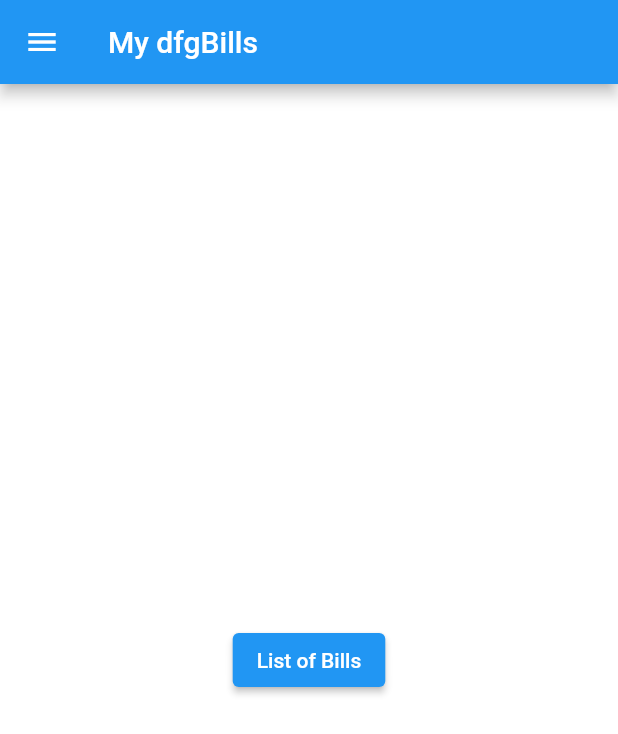
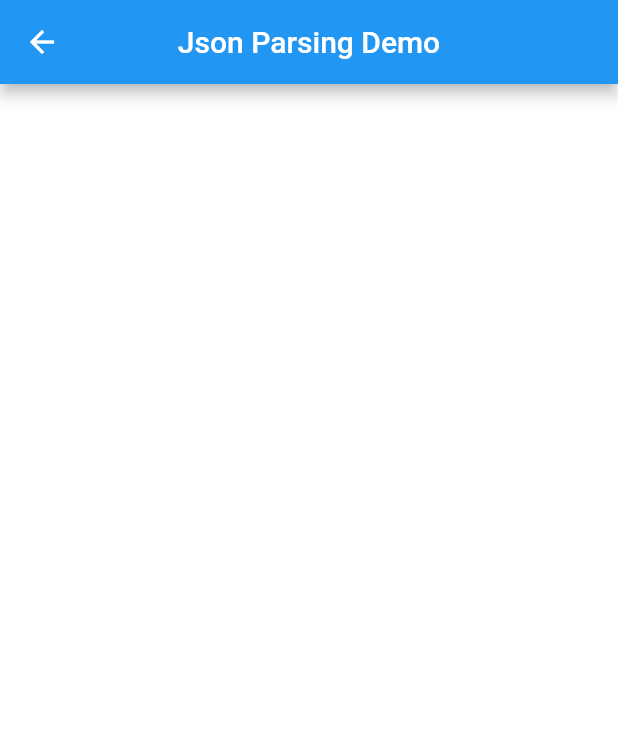
Before and after one commit to abdullahabid04/flutterapp, a Flutter app: the Billing screen opened directly, on a phone screen of 412 x 824 dp. Shown: the top 734 px of the screen. Run offline on Flutter 3.47's test engine with Material 2 defaults, Android fonts, the phone set to English and light mode, and no system bars; our stand-ins replace flutter_svg.

Commit message:
second commit

```diff
--- a/lib/UserDashBoard/SideBarScreens/billing.dart
+++ b/lib/UserDashBoard/SideBarScreens/billing.dart
@@ -0,0 +1,23 @@
+import 'package:flutter/material.dart';
+
+class Billing extends StatelessWidget {
+  @override
+  Widget build(BuildContext context) {
+    return Scaffold(
+      appBar: AppBar(
+        centerTitle: true,
+        title: Text('Json Parsing Demo'),
+      ),
+      body: SingleChildScrollView(
+        scrollDirection: Axis.horizontal,
+        child: SingleChildScrollView(
+          scrollDirection: Axis.vertical,
+          child: DataTable(
+            columns: [],
+            rows: [],
+          ),
+        ),
+      ),
+    );
+  }
+}
--- a/lib/UserDashBoard/mydrawer.dart
+++ b/lib/UserDashBoard/mydrawer.dart
@@ -52,7 +52,7 @@ class MyDrawer extends StatelessWidget {
               onTap: () {
                 Navigator.push(
                   context,
-                  MaterialPageRoute(builder: (context) => Billing()),
+                  MaterialPageRoute(builder: (context) => MyBilling()),
                 );
               }),
           ListTile(
--- a/lib/UserDashBoard/sidebarroutes.dart
+++ b/lib/UserDashBoard/sidebarroutes.dart
@@ -1,5 +1,6 @@
 import 'package:flutter/material.dart';
 import 'mydrawer.dart';
+import 'SideBarScreens/mydevices.dart';
 
 class ScanForQuality extends StatelessWidget {
   const ScanForQuality({Key? key}) : super(key: key);
@@ -33,14 +34,7 @@ class MyDevices extends StatelessWidget {
         title: const Text('My Devices'),
       ),
       drawer: MyDrawer(),
-      body: Center(
-        child: ElevatedButton(
-          child: const Text('List of devices registered against your account'),
-          onPressed: () {
-            // Navigate to second route when tapped.
-          },
-        ),
-      ),
+      body: Devices(),
     );
   }
 }
@@ -67,8 +61,8 @@ class ServiceHistory extends StatelessWidget {
   }
 }
 
-class Billing extends StatelessWidget {
-  const Billing({Key? key}) : super(key: key);
+class MyBilling extends StatelessWidget {
+  const MyBilling({Key? key}) : super(key: key);
 
   @override
   Widget build(BuildContext context) {
```
Also changed, not shown: lib/UserDashBoard/SideBarScreens/contactus.dart (+23 -0 lines), lib/UserDashBoard/SideBarScreens/mydevices.dart (+23 -0 lines).
